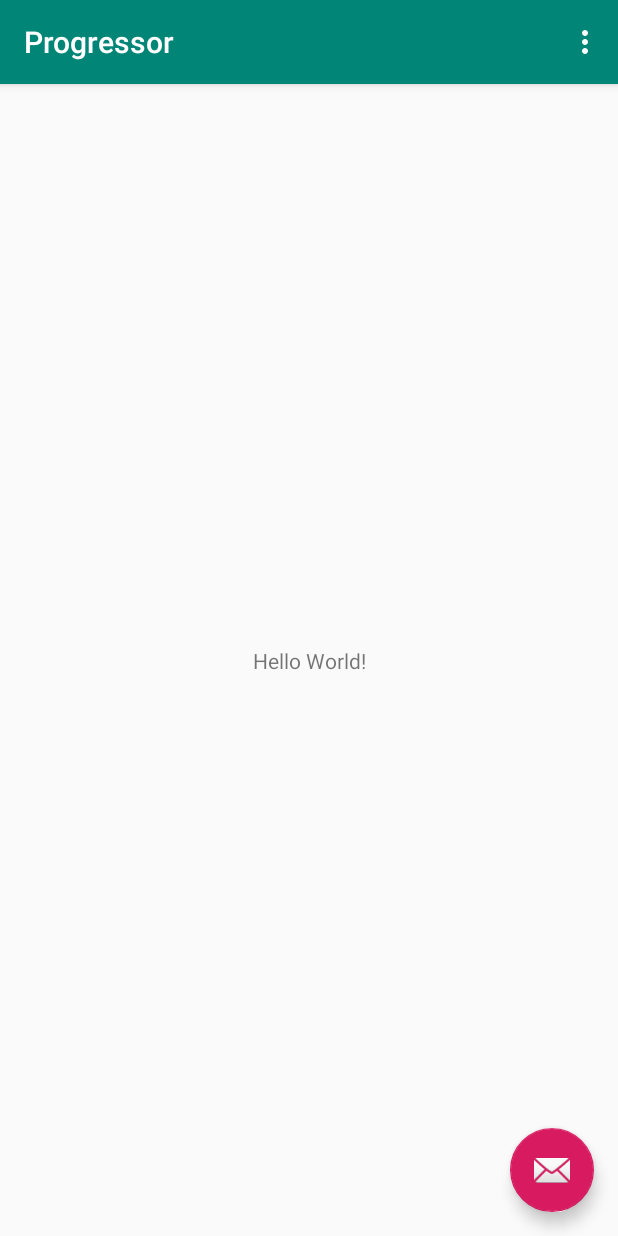
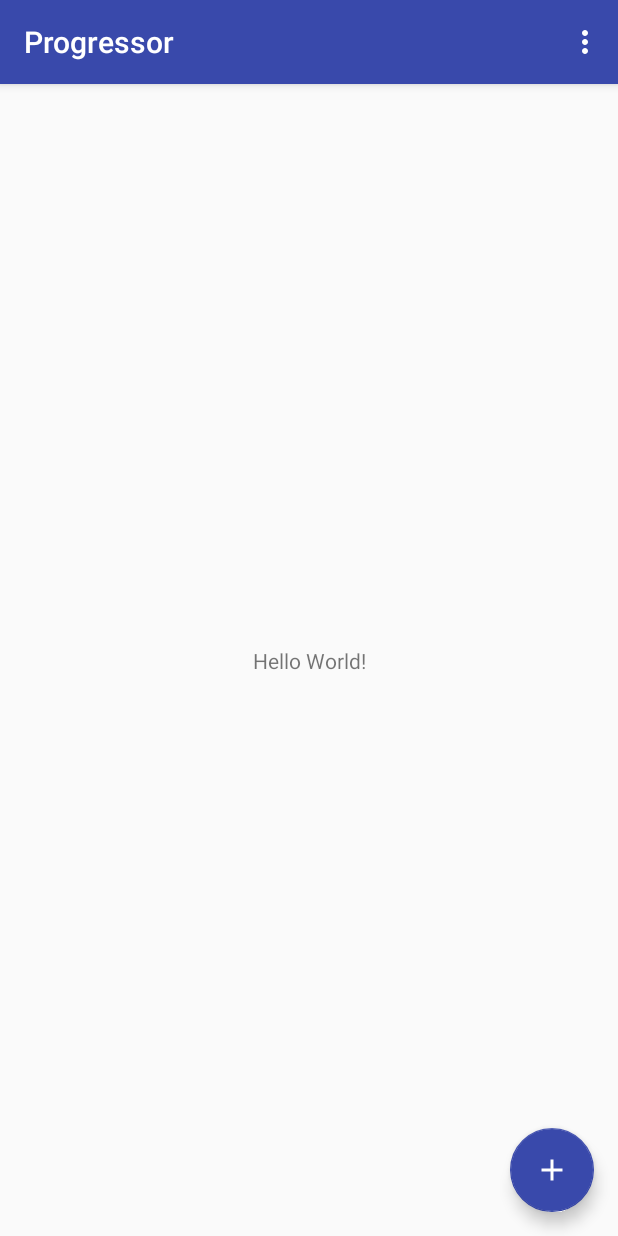
Before and after one commit to cengels/progressor-app, an Android app: the screen it shows after launch (MainActivity), on a phone screen of 412 x 824 dp. Run offline under Robolectric (Android 15) with nearby library versions, the phone set to English and light mode, and no system bars.

Commit message:
Set theme colors

```diff
--- /dev/null
+++ b/app/src/main/res/drawable/ic_add.xml
@@ -0,0 +1,9 @@
+<vector xmlns:android="http://schemas.android.com/apk/res/android"
+        android:width="24dp"
+        android:height="24dp"
+        android:viewportWidth="24.0"
+        android:viewportHeight="24.0">
+    <path
+        android:fillColor="#FFFFFFFF"
+        android:pathData="M19,13h-6v6h-2v-6H5v-2h6V5h2v6h6v2z"/>
+</vector>
--- a/app/src/main/res/layout/activity_main.xml
+++ b/app/src/main/res/layout/activity_main.xml
@@ -29,6 +29,6 @@
             android:layout_height="wrap_content"
             android:layout_gravity="bottom|end"
             android:layout_margin="@dimen/fab_margin"
-            app:srcCompat="@android:drawable/ic_dialog_email"/>
+            app:srcCompat="@drawable/ic_add"/>
 
 </androidx.coordinatorlayout.widget.CoordinatorLayout>
--- a/app/src/main/res/values/colors.xml
+++ b/app/src/main/res/values/colors.xml
@@ -1,6 +1,6 @@
 <?xml version="1.0" encoding="utf-8"?>
 <resources>
-    <color name="colorPrimary">#008577</color>
-    <color name="colorPrimaryDark">#00574B</color>
-    <color name="colorAccent">#D81B60</color>
+    <color name="colorPrimary">#3949AB</color>
+    <color name="colorPrimaryDark">#283593</color>
+    <color name="colorAccent">#3949AB</color>
 </resources>
```
Also changed, not shown: app/src/main/java/com/cengels/progressor/MainActivity.java (+4 -5 lines).
